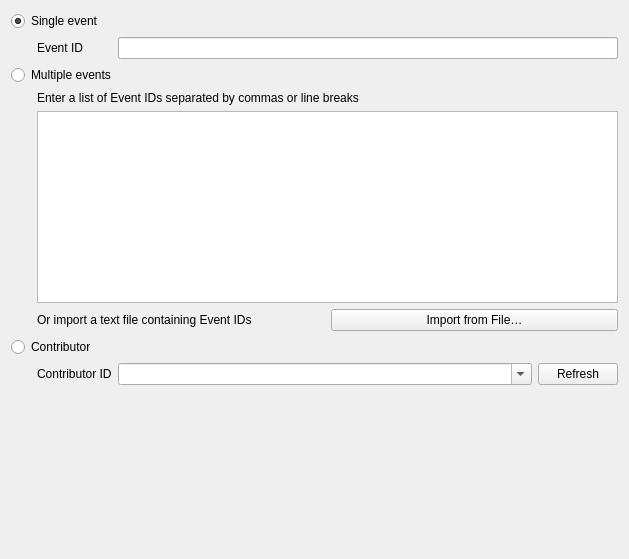
This is qquake/ui/filter_by_id_widget_base.ui in INGV/qquake as Qt 5 draws it before an edit. The edited form follows.
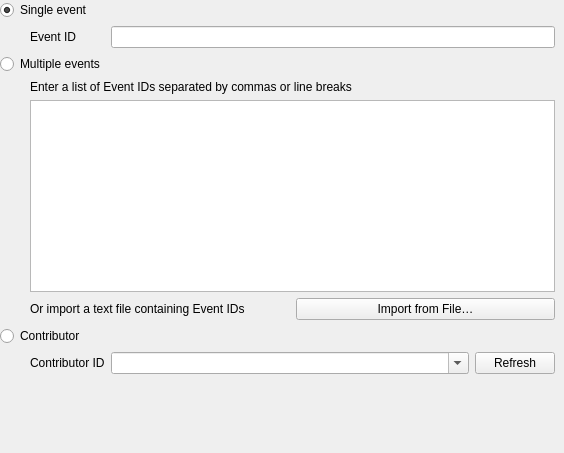
This is the edited form. Custom widgets are drawn as their Qt base class.

Commit message:
Improve handling of scroll areas in widget tabs
Fixes #38

```diff
--- a/qquake/ui/filter_by_id_widget_base.ui
+++ b/qquake/ui/filter_by_id_widget_base.ui
@@ -6,14 +6,66 @@
    <rect>
     <x>0</x>
     <y>0</y>
-    <width>629</width>
-    <height>559</height>
+    <width>564</width>
+    <height>453</height>
    </rect>
   </property>
   <property name="windowTitle">
    <string>Form</string>
   </property>
-  <layout class="QGridLayout" name="gridLayout" rowstretch="0,0,0,0,0,0,0,0,0">
+  <layout class="QVBoxLayout" name="verticalLayout">
+   <property name="leftMargin">
+    <number>0</number>
+   </property>
+   <property name="topMargin">
+    <number>0</number>
+   </property>
+   <property name="rightMargin">
+    <number>0</number>
+   </property>
+   <property name="bottomMargin">
+    <number>0</number>
+   </property>
+   <item>
+    <widget class="QScrollArea" name="scroll_area">
+     <property name="frameShape">
+      <enum>QFrame::NoFrame</enum>
+     </property>
+     <property name="widgetResizable">
+      <bool>true</bool>
+     </property>
+     <widget class="QWidget" name="scrollAreaWidgetContents">
+      <property name="geometry">
+       <rect>
+        <x>0</x>
+        <y>0</y>
+        <width>564</width>
+        <height>453</height>
+       </rect>
+      </property>
+      <layout class="QGridLayout" name="gridLayout">
+       <property name="leftMargin">
+        <number>0</number>
+       </property>
+       <property name="topMargin">
+        <number>0</number>
+       </property>
+       <property name="bottomMargin">
+        <number>0</number>
+       </property>
+       <item row="0" column="0" colspan="2">
+        <widget class="QRadioButton" name="radio_single_event">
+         <property name="text">
+          <string>Single event</string>
+         </property>
+         <property name="checked">
+          <bool>true</bool>
+         </property>
+         <attribute name="buttonGroup">
+          <string notr="true">buttonGroup</string>
+         </attribute>
+        </widget>
+       </item>
    <item row="1" column="0">
     <spacer name="horizontalSpacer_2">
      <property name="orientation">
@@ -37,23 +89,10 @@
      </property>
     </widget>
    </item>
-   <item row="6" column="0" colspan="3">
-    <widget class="OutputOptionsWidget" name="output_options_widget" native="true"/>
-   </item>
-   <item row="8" column="0">
-    <spacer name="verticalSpacer_2">
-     <property name="orientation">
-      <enum>Qt::Vertical</enum>
-     </property>
-     <property name="sizeHint" stdset="0">
-      <size>
-       <width>20</width>
-       <height>40</height>
-      </size>
-     </property>
-    </spacer>
-   </item>
-   <item row="2" column="0" colspan="3">
+       <item row="1" column="2">
+        <widget class="QLineEdit" name="edit_event_id"/>
+       </item>
+       <item row="2" column="0" colspan="2">
     <widget class="QRadioButton" name="radio_multiple_events">
      <property name="text">
       <string>Multiple events</string>
@@ -66,57 +105,6 @@
      </attribute>
     </widget>
    </item>
-   <item row="1" column="2">
-    <widget class="QLineEdit" name="edit_event_id"/>
-   </item>
-   <item row="0" column="0" colspan="3">
-    <widget class="QRadioButton" name="radio_single_event">
-     <property name="text">
-      <string>Single event</string>
-     </property>
-     <property name="checked">
-      <bool>true</bool>
-     </property>
-     <attribute name="buttonGroup">
-      <string notr="true">buttonGroup</string>
-     </attribute>
-    </widget>
-   </item>
-   <item row="5" column="2">
-    <layout class="QHBoxLayout" name="horizontalLayout" stretch="1,0">
-     <item>
-      <widget class="QComboBox" name="edit_contributor_id">
-       <property name="editable">
-        <bool>true</bool>
-       </property>
-      </widget>
-     </item>
-     <item>
-      <widget class="QPushButton" name="button_refresh_contributors">
-       <property name="text">
-        <string>Refresh</string>
-       </property>
-      </widget>
-     </item>
-    </layout>
-   </item>
-   <item row="5" column="1">
-    <widget class="QLabel" name="label_contributor_id">
-     <property name="text">
-      <string>Contributor ID</string>
-     </property>
-    </widget>
-   </item>
-   <item row="4" column="0" colspan="3">
-    <widget class="QRadioButton" name="radio_contributor">
-     <property name="text">
-      <string>Contributor</string>
-     </property>
-     <attribute name="buttonGroup">
-      <string notr="true">buttonGroup</string>
-     </attribute>
-    </widget>
-   </item>
    <item row="3" column="0">
     <spacer name="horizontalSpacer">
      <property name="orientation">
@@ -175,14 +163,62 @@
      </layout>
     </widget>
    </item>
+       <item row="4" column="0" colspan="2">
+        <widget class="QRadioButton" name="radio_contributor">
+         <property name="text">
+          <string>Contributor</string>
+         </property>
+         <attribute name="buttonGroup">
+          <string notr="true">buttonGroup</string>
+         </attribute>
+        </widget>
+       </item>
+       <item row="5" column="1">
+        <widget class="QLabel" name="label_contributor_id">
+         <property name="text">
+          <string>Contributor ID</string>
+         </property>
+        </widget>
+       </item>
+       <item row="5" column="2">
+        <layout class="QHBoxLayout" name="horizontalLayout" stretch="1,0">
+         <item>
+          <widget class="QComboBox" name="edit_contributor_id">
+           <property name="editable">
+            <bool>true</bool>
+           </property>
+          </widget>
+         </item>
+         <item>
+          <widget class="QPushButton" name="button_refresh_contributors">
+           <property name="text">
+            <string>Refresh</string>
+           </property>
+          </widget>
+         </item>
+        </layout>
+       </item>
+       <item row="6" column="0" colspan="3">
+        <widget class="OutputOptionsWidget" name="output_options_widget" native="true"/>
+       </item>
    <item row="7" column="0" colspan="3">
-    <widget class="OutputTableOptionsWidget" name="output_table_options_widget" native="true">
-     <property name="minimumSize">
+        <widget class="OutputTableOptionsWidget" name="output_table_options_widget" native="true"/>
+       </item>
+       <item row="8" column="0">
+        <spacer name="verticalSpacer_2">
+         <property name="orientation">
+          <enum>Qt::Vertical</enum>
+         </property>
+         <property name="sizeHint" stdset="0">
       <size>
-       <width>0</width>
-       <height>20</height>
-      </size>
-     </property>
+           <width>20</width>
+           <height>40</height>
+          </size>
+         </property>
+        </spacer>
+       </item>
+      </layout>
+     </widget>
     </widget>
    </item>
   </layout>
```
Lines whose indentation alone changed are shown as unchanged. The commit also changes 8 other files.
